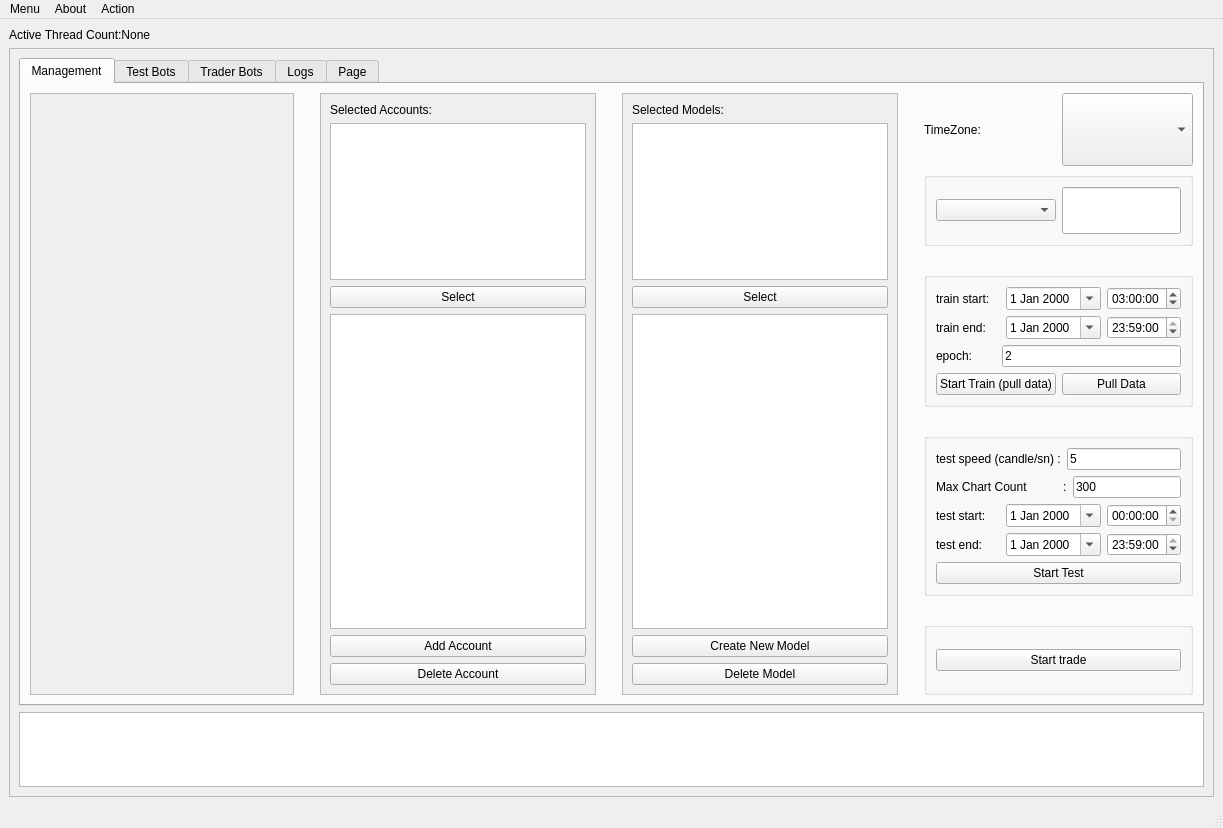
Qt form src/view/ui/MainWindow.ui (onur-sahin/BinanceTradeCpp) before a commit.
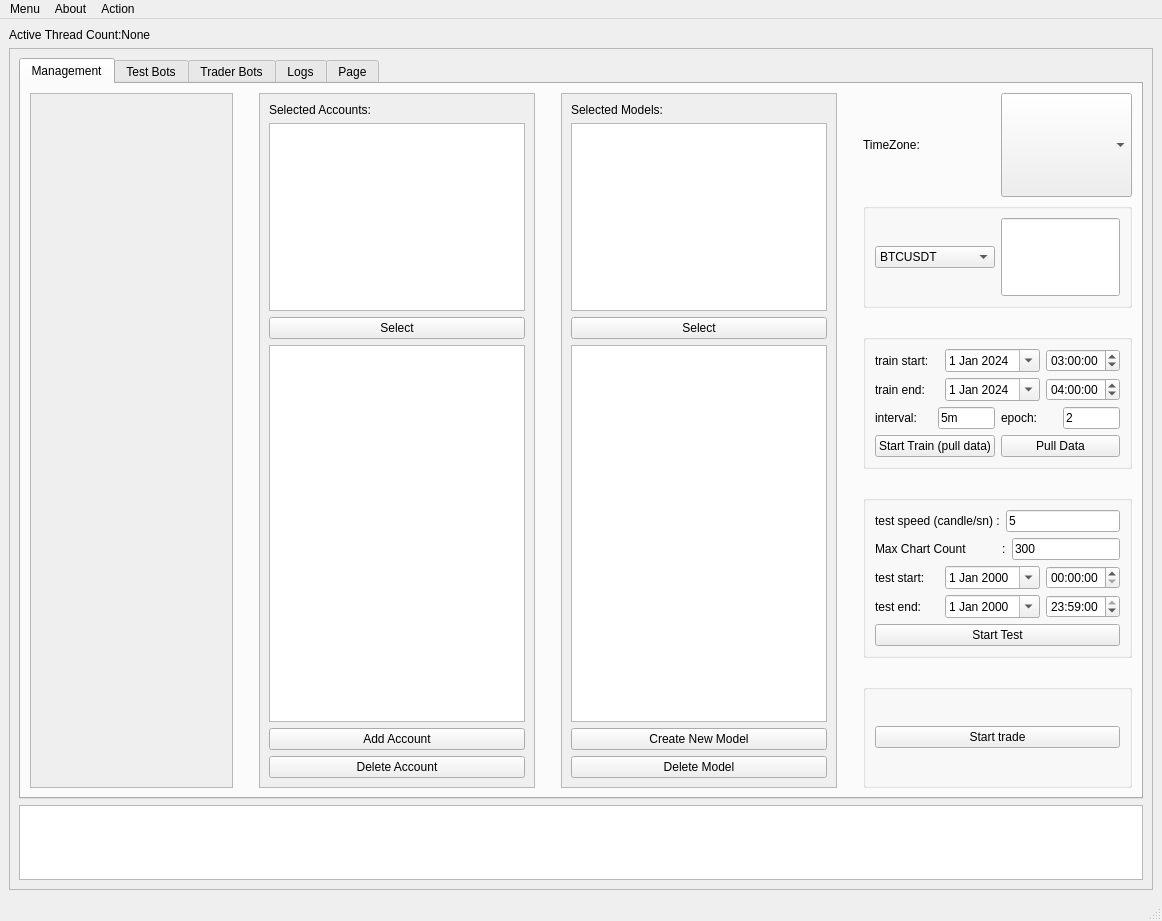
The same form after that commit.

Diff of the .ui file:
```diff
--- a/src/view/ui/MainWindow.ui
+++ b/src/view/ui/MainWindow.ui
@@ -6,8 +6,8 @@
    <rect>
     <x>0</x>
     <y>0</y>
-    <width>1223</width>
-    <height>828</height>
+    <width>1162</width>
+    <height>921</height>
    </rect>
   </property>
   <property name="sizePolicy">
@@ -53,8 +53,8 @@
         <rect>
          <x>0</x>
          <y>0</y>
-         <width>1203</width>
-         <height>738</height>
+         <width>1142</width>
+         <height>831</height>
         </rect>
        </property>
        <layout class="QGridLayout" name="gridLayout_4">
@@ -110,7 +110,7 @@
                    <x>0</x>
                    <y>0</y>
                    <width>274</width>
-                   <height>590</height>
+                   <height>678</height>
                   </rect>
                  </property>
                  <layout class="QGridLayout" name="gridLayout_5">
@@ -177,14 +177,14 @@
                    <x>0</x>
                    <y>0</y>
                    <width>274</width>
-                   <height>590</height>
+                   <height>678</height>
                   </rect>
                  </property>
                  <layout class="QGridLayout" name="gridLayout_6">
-                  <item row="8" column="0">
-                   <widget class="QPushButton" name="btn_add_account">
+                  <item row="0" column="0">
+                   <widget class="QLabel" name="label_selected_account">
                     <property name="text">
-                     <string>Add Account</string>
+                     <string>Selected Accounts:</string>
                     </property>
                    </widget>
                   </item>
@@ -198,7 +198,7 @@
                     </property>
                    </widget>
                   </item>
-                  <item row="7" column="0">
+                  <item row="4" column="0">
                    <widget class="QListWidget" name="lw_accounts">
                     <property name="sizePolicy">
                      <sizepolicy hsizetype="Preferred" vsizetype="Preferred">
@@ -208,7 +208,14 @@
                     </property>
                    </widget>
                   </item>
-                  <item row="9" column="0">
+                  <item row="5" column="0">
+                   <widget class="QPushButton" name="btn_add_account">
+                    <property name="text">
+                     <string>Add Account</string>
+                    </property>
+                   </widget>
+                  </item>
+                  <item row="6" column="0">
                    <widget class="QPushButton" name="btn_del_account">
                     <property name="text">
                      <string>Delete Account</string>
@@ -222,13 +229,6 @@
                     </property>
                    </widget>
                   </item>
-                  <item row="0" column="0">
-                   <widget class="QLabel" name="label_selected_account">
-                    <property name="text">
-                     <string>Selected Accounts:</string>
-                    </property>
-                   </widget>
-                  </item>
                  </layout>
                 </widget>
                </widget>
@@ -248,6 +248,9 @@
               </item>
               <item row="0" column="6">
                <layout class="QVBoxLayout" name="verticalLayout_3">
+                <property name="sizeConstraint">
+                 <enum>QLayout::SizeConstraint::SetDefaultConstraint</enum>
+                </property>
                 <item>
                  <layout class="QHBoxLayout" name="horizontalLayout_8">
                   <item>
@@ -300,6 +303,21 @@
                        <property name="sizeAdjustPolicy">
                         <enum>QComboBox::SizeAdjustPolicy::AdjustToContents</enum>
                        </property>
+                       <item>
+                        <property name="text">
+                         <string>BTCUSDT</string>
+                        </property>
+                       </item>
+                       <item>
+                        <property name="text">
+                         <string>DOGEUSDT</string>
+                        </property>
+                       </item>
+                       <item>
+                        <property name="text">
+                         <string>ETHUSDT</string>
+                        </property>
+                       </item>
                       </widget>
                      </item>
                      <item>
@@ -336,36 +354,6 @@
                    <string/>
                   </property>
                   <layout class="QGridLayout" name="gridLayout_13">
-                   <item row="2" column="0">
-                    <layout class="QHBoxLayout" name="horizontalLayout">
-                     <item>
-                      <widget class="QLabel" name="label">
-                       <property name="sizePolicy">
-                        <sizepolicy hsizetype="Preferred" vsizetype="Preferred">
-                         <horstretch>0</horstretch>
-                         <verstretch>0</verstretch>
-                        </sizepolicy>
-                       </property>
-                       <property name="text">
-                        <string>epoch:       </string>
-                       </property>
-                      </widget>
-                     </item>
-                     <item>
-                      <widget class="QLineEdit" name="le_epoch">
-                       <property name="sizePolicy">
-                        <sizepolicy hsizetype="Expanding" vsizetype="Fixed">
-                         <horstretch>0</horstretch>
-                         <verstretch>0</verstretch>
-                        </sizepolicy>
-                       </property>
-                       <property name="text">
-                        <string>2</string>
-                       </property>
-                      </widget>
-                     </item>
-                    </layout>
-                   </item>
                    <item row="0" column="0">
                     <layout class="QHBoxLayout" name="horizontalLayout_3">
                      <item>
@@ -383,6 +371,23 @@
                          <verstretch>0</verstretch>
                         </sizepolicy>
                        </property>
+                       <property name="dateTime">
+                        <datetime>
+                         <hour>9</hour>
+                         <minute>0</minute>
+                         <second>0</second>
+                         <year>2024</year>
+                         <month>1</month>
+                         <day>1</day>
+                        </datetime>
+                       </property>
+                       <property name="time">
+                        <time>
+                         <hour>9</hour>
+                         <minute>0</minute>
+                         <second>0</second>
+                        </time>
+                       </property>
                        <property name="calendarPopup">
                         <bool>true</bool>
                        </property>
@@ -416,55 +421,11 @@
                      </item>
                     </layout>
                    </item>
-                   <item row="1" column="0">
-                    <layout class="QHBoxLayout" name="horizontalLayout_5">
-                     <item>
-                      <widget class="QLabel" name="label_train_end">
-                       <property name="text">
-                        <string>train end:</string>
-                       </property>
-                      </widget>
-                     </item>
-                     <item>
-                      <widget class="QDateEdit" name="de_train_end">
-                       <property name="sizePolicy">
-                        <sizepolicy hsizetype="Minimum" vsizetype="Fixed">
-                         <horstretch>0</horstretch>
-                         <verstretch>0</verstretch>
-                        </sizepolicy>
-                       </property>
-                       <property name="calendarPopup">
-                        <bool>true</bool>
-                       </property>
-                      </widget>
-                     </item>
-                     <item>
-                      <widget class="QTimeEdit" name="te_train_end">
-                       <property name="sizePolicy">
-                        <sizepolicy hsizetype="Minimum" vsizetype="Fixed">
-                         <horstretch>0</horstretch>
-                         <verstretch>0</verstretch>
-                        </sizepolicy>
-                       </property>
-                       <property name="calendarPopup">
-                        <bool>true</bool>
-                       </property>
-                       <property name="timeSpec">
-                        <enum>Qt::TimeSpec::LocalTime</enum>
-                       </property>
-                       <property name="time">
-                        <time>
-                         <hour>23</hour>
-                         <minute>59</minute>
-                         <second>0</second>
-                        </time>
-                       </property>
-                      </widget>
-                     </item>
-                    </layout>
-                   </item>
                    <item row="3" column="0">
                     <layout class="QHBoxLayout" name="horizontalLayout_9">
+                     <property name="spacing">
+                      <number>6</number>
+                     </property>
                      <item>
                       <widget class="QPushButton" name="btn_start_train">
                        <property name="text">
@@ -481,6 +442,139 @@
                      </item>
                     </layout>
                    </item>
+                   <item row="2" column="0">
+                    <layout class="QHBoxLayout" name="horizontalLayout_11">
+                     <property name="sizeConstraint">
+                      <enum>QLayout::SizeConstraint::SetDefaultConstraint</enum>
+                     </property>
+                     <item>
+                      <widget class="QLabel" name="label_3">
+                       <property name="sizePolicy">
+                        <sizepolicy hsizetype="Minimum" vsizetype="Fixed">
+                         <horstretch>0</horstretch>
+                         <verstretch>0</verstretch>
+                        </sizepolicy>
+                       </property>
+                       <property name="text">
+                        <string>interval:</string>
+                       </property>
+                      </widget>
+                     </item>
+                     <item>
+                      <widget class="QLineEdit" name="le_interval_pulldata">
+                       <property name="sizePolicy">
+                        <sizepolicy hsizetype="Ignored" vsizetype="Fixed">
+                         <horstretch>0</horstretch>
+                         <verstretch>0</verstretch>
+                        </sizepolicy>
+                       </property>
+                       <property name="text">
+                        <string>5m</string>
+                       </property>
+                      </widget>
+                     </item>
+                     <item>
+                      <widget class="QLabel" name="label">
+                       <property name="sizePolicy">
+                        <sizepolicy hsizetype="Minimum" vsizetype="Fixed">
+                         <horstretch>0</horstretch>
+                         <verstretch>0</verstretch>
+                        </sizepolicy>
+                       </property>
+                       <property name="text">
+                        <string>epoch:   </string>
+                       </property>
+                      </widget>
+                     </item>
+                     <item>
+                      <widget class="QLineEdit" name="le_epoch">
+                       <property name="sizePolicy">
+                        <sizepolicy hsizetype="Ignored" vsizetype="Fixed">
+                         <horstretch>0</horstretch>
+                         <verstretch>0</verstretch>
+                        </sizepolicy>
+                       </property>
+                       <property name="text">
+                        <string>2</string>
+                       </property>
+                      </widget>
+                     </item>
+                    </layout>
+                   </item>
+                   <item row="1" column="0">
+                    <layout class="QHBoxLayout" name="horizontalLayout_5">
+                     <item>
+                      <widget class="QLabel" name="label_train_end">
+                       <property name="text">
+                        <string>train end:</string>
+                       </property>
+                      </widget>
+                     </item>
+                     <item>
+                      <widget class="QDateEdit" name="de_train_end">
+                       <property name="sizePolicy">
+                        <sizepolicy hsizetype="Minimum" vsizetype="Fixed">
+                         <horstretch>0</horstretch>
+                         <verstretch>0</verstretch>
+                        </sizepolicy>
+                       </property>
+                       <property name="dateTime">
+                        <datetime>
+                         <hour>9</hour>
+                         <minute>0</minute>
+                         <second>0</second>
+                         <year>2024</year>
+                         <month>1</month>
+                         <day>1</day>
+                        </datetime>
+                       </property>
+                       <property name="time">
+                        <time>
+                         <hour>9</hour>
+                         <minute>0</minute>
+                         <second>0</second>
+                        </time>
+                       </property>
+                       <property name="calendarPopup">
+                        <bool>true</bool>
+                       </property>
+                      </widget>
+                     </item>
+                     <item>
+                      <widget class="QTimeEdit" name="te_train_end">
+                       <property name="sizePolicy">
+                        <sizepolicy hsizetype="Minimum" vsizetype="Fixed">
+                         <horstretch>0</horstretch>
+                         <verstretch>0</verstretch>
+                        </sizepolicy>
+                       </property>
+                       <property name="dateTime">
+                        <datetime>
+                         <hour>4</hour>
+                         <minute>0</minute>
+                         <second>0</second>
+                         <year>2000</year>
+                         <month>1</month>
+                         <day>1</day>
+                        </datetime>
+                       </property>
+                       <property name="calendarPopup">
+                        <bool>true</bool>
+                       </property>
+                       <property name="timeSpec">
+                        <enum>Qt::TimeSpec::LocalTime</enum>
+                       </property>
+                       <property name="time">
+                        <time>
+                         <hour>4</hour>
+                         <minute>0</minute>
+                         <second>0</second>
+                        </time>
+                       </property>
+                      </widget>
+                     </item>
+                    </layout>
+                   </item>
                   </layout>
                  </widget>
                 </item>
@@ -697,8 +791,8 @@
                   <rect>
                    <x>0</x>
                    <y>0</y>
-                   <width>180</width>
-                   <height>590</height>
+                   <width>119</width>
+                   <height>678</height>
                   </rect>
                  </property>
                  <layout class="QVBoxLayout" name="verticalLayout_2">
@@ -755,8 +849,8 @@
                   <rect>
                    <x>0</x>
                    <y>0</y>
-                   <width>98</width>
-                   <height>28</height>
+                   <width>1098</width>
+                   <height>678</height>
                   </rect>
                  </property>
                  <layout class="QGridLayout" name="gridLayout_15">
@@ -1038,7 +1132,7 @@
     <rect>
      <x>0</x>
      <y>0</y>
-     <width>1223</width>
+     <width>1162</width>
      <height>23</height>
     </rect>
    </property>
```
